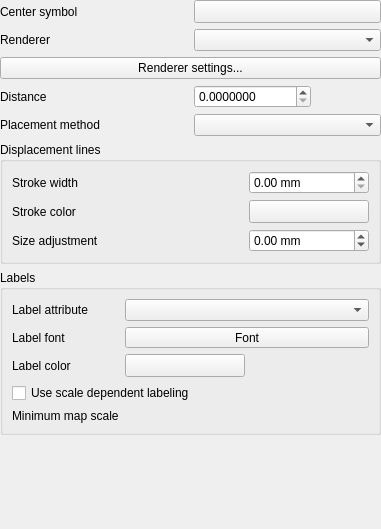
The window that src/ui/qgspointdisplacementrendererwidgetbase.ui (qgis/QGIS) describes before a commit, drawn with Qt 5.
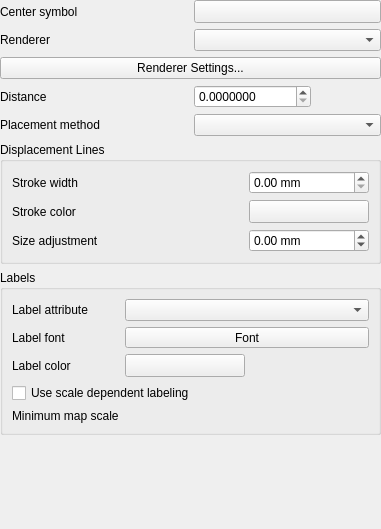
The same window after the commit. Custom widgets are drawn as their Qt base class.

Diff of the .ui file:
```diff
--- a/src/ui/qgspointdisplacementrendererwidgetbase.ui
+++ b/src/ui/qgspointdisplacementrendererwidgetbase.ui
@@ -142,7 +142,7 @@
    <item row="4" column="0" colspan="2">
     <widget class="QPushButton" name="mRendererSettingsButton">
      <property name="text">
-      <string>Renderer settings...</string>
+      <string>Renderer Settings...</string>
      </property>
     </widget>
    </item>
@@ -193,7 +193,7 @@
    <item row="8" column="0" colspan="2">
     <widget class="QgsCollapsibleGroupBoxBasic" name="mDisplacementCirclesGroupBox">
      <property name="title">
-      <string>Displacement lines</string>
+      <string>Displacement Lines</string>
      </property>
      <layout class="QGridLayout" name="gridLayout_2">
       <item row="2" column="1">
```
